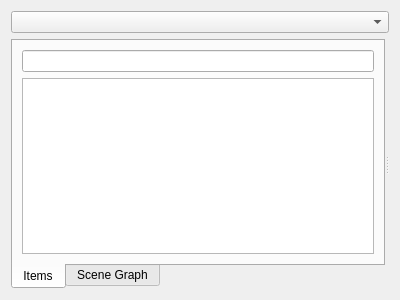
Qt form plugins/quickinspector/quickinspectorwidget.ui (KDAB/GammaRay) before a commit.
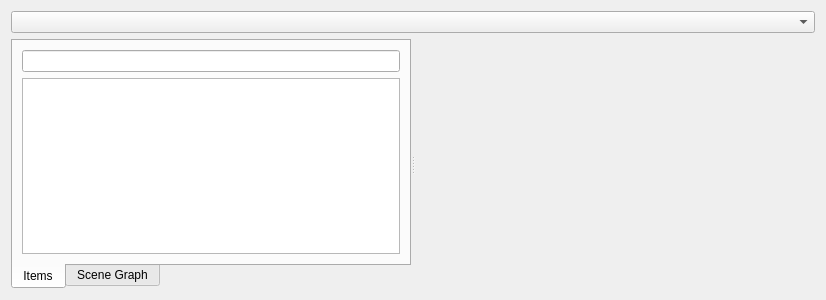
The same form after that commit. Custom widgets are drawn as their Qt base class.

What changed in the file:
```diff
--- a/plugins/quickinspector/quickinspectorwidget.ui
+++ b/plugins/quickinspector/quickinspectorwidget.ui
@@ -6,7 +6,7 @@
    <rect>
     <x>0</x>
     <y>0</y>
-    <width>400</width>
+    <width>813</width>
     <height>300</height>
    </rect>
   </property>
@@ -24,6 +24,12 @@
        <enum>Qt::Vertical</enum>
       </property>
       <widget class="QTabWidget" name="tabWidget">
+       <property name="minimumSize">
+        <size>
+         <width>400</width>
+         <height>0</height>
+        </size>
+       </property>
        <property name="tabPosition">
         <enum>QTabWidget::South</enum>
        </property>
@@ -88,7 +94,14 @@
          <number>0</number>
         </property>
         <item>
-         <widget class="GammaRay::PropertyWidget" name="itemPropertyWidget" native="true"/>
+         <widget class="GammaRay::PropertyWidget" name="itemPropertyWidget" native="true">
+          <property name="minimumSize">
+           <size>
+            <width>400</width>
+            <height>100</height>
+           </size>
+          </property>
+         </widget>
         </item>
        </layout>
       </widget>
```
Left out of the diff: 33 changed lines with no effect on the pictures.
